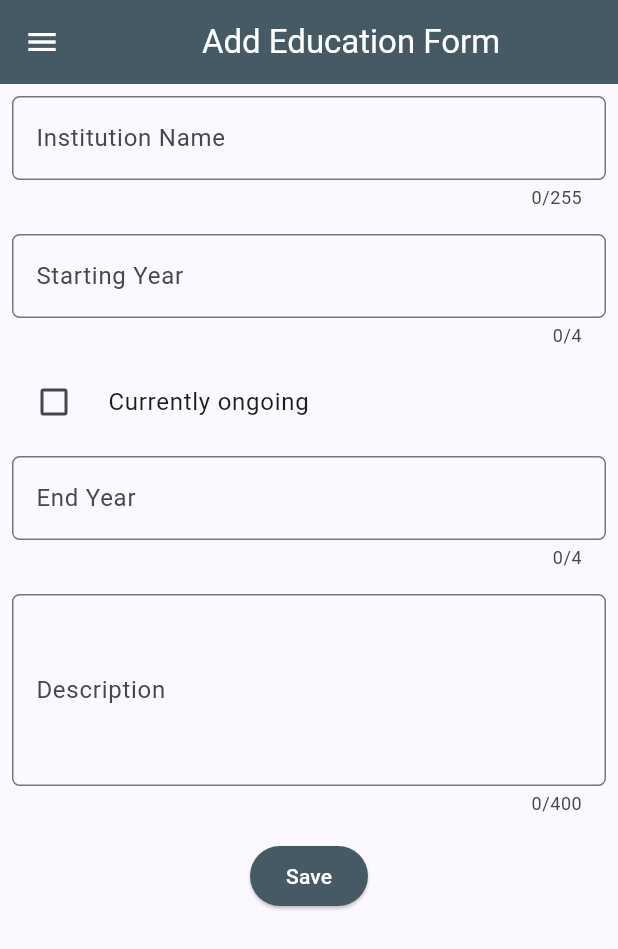
After one commit to paramitasan/myportofolio_mobile, a Flutter app: the EducationFormPage screen opened directly, on a phone screen of 412 x 824 dp. The commit adds this screen. Shown: the top 949 px of the screen. Run offline on Flutter 3.47's test engine with Material 3 defaults, Android fonts, the phone set to English and light mode, and no system bars.

Commit message:
feat: add education form and input widget + revise form restriction

```diff
--- /dev/null
+++ b/lib/screens/education_form.dart
@@ -0,0 +1,255 @@
+import 'package:flutter/material.dart';
+import 'package:myportofolio_mobile/widgets/left_drawer.dart';
+
+class EducationFormPage extends StatefulWidget {
+  const EducationFormPage({super.key});
+
+  @override
+  State<EducationFormPage> createState() => _EducationFormPageState();
+}
+
+class _EducationFormPageState extends State<EducationFormPage> {
+  final _formKey = GlobalKey<FormState>();
+
+  String _institutionName = "";
+  int? _startingYear;
+  int? _endYear;
+  String _description = "";
+  bool _isOngoing = false;
+
+  // Controllers to display picked dates in TextFormFields
+  final TextEditingController _endYearController = TextEditingController();
+
+  @override
+  void dispose() {
+    _endYearController.dispose();
+    super.dispose();
+  }
+
+  @override
+  Widget build(BuildContext context) {
+    return Scaffold(
+      appBar: AppBar(
+        title: const Center(
+          child: Text(
+            'Add Education Form',
+          ),
+        ),
+        backgroundColor: Colors.blueGrey.shade700,
+        foregroundColor: Colors.white,
+      ),
+
+      drawer: const LeftDrawer(),
+
+      body: Form(
+        key: _formKey,
+        child: SingleChildScrollView(
+          child: Column(
+            crossAxisAlignment: CrossAxisAlignment.start,
+            children: [
+              // === Institution Name ===
+              Padding(
+                padding: const EdgeInsets.all(8.0),
+                child: TextFormField(
+                  maxLength: 255,
+                  decoration: InputDecoration(
+                    hintText: "e.g. Universitas Indonesia",
+                    labelText: "Institution Name",
+                    border: OutlineInputBorder(
+                      borderRadius: BorderRadius.circular(5.0),
+                    ),
+                  ),
+                  onChanged: (String? value) {
+                    setState(() {
+                      _institutionName = value ?? "";
+                    });
+                  },
+                  validator: (String? value) {
+                    if (value == null || value.trim().isEmpty) {
+                      return "Enter an institution name.";
+                    }
+                    if (value.length > 255) {
+                      return "Institution name cannot exceed 255 characters.";
+                    }
+                    return null;
+                  },
+                ),
+              ),
+
+              // === Starting year ===
+              Padding(
+                padding: const EdgeInsets.all(8.0),
+                child: TextFormField(
+                  keyboardType: TextInputType.number,
+                  maxLength: 4,
+                  decoration: InputDecoration(
+                    hintText: "e.g. 2022",
+                    labelText: "Starting Year",
+                    border: OutlineInputBorder(
+                      borderRadius: BorderRadius.circular(5.0),
+                    ),
+                  ),
+                  onChanged: (String? value) {
+                    setState(() {
+                      _startingYear = int.tryParse(value ?? "");
+                    });
+                  },
+                  validator: (String? value) {
+                    if (value == null || value.trim().isEmpty) {
+                      return "Enter a starting year.";
+                    }
+                    final year = int.tryParse(value.trim());
+                    if (year == null || year < 2010 || year > 2100) {
+                      return "Enter a valid year between 2010 and 2100.";
+                    }
+                    return null;
+                  },
+                ),
+              ),
+
+              // === Ongoing toggle ===
+              CheckboxListTile(
+                title: const Text("Currently ongoing"),
+                value: _isOngoing,
+                controlAffinity: ListTileControlAffinity.leading,
+                onChanged: (bool? value) {
+                  setState(() {
+                    _isOngoing = value ?? false;
+                    if (_isOngoing) {
+                      _endYear = null;
+                      _endYearController.clear();
+                    }
+                  });
+                },
+              ),
+
+              // === End year ===
+              Padding(
+                padding: const EdgeInsets.all(8.0),
+                child: TextFormField(
+                  controller: _endYearController,
+                  enabled: !_isOngoing,
+                  keyboardType: TextInputType.number,
+                  maxLength: 4,
+                  decoration: InputDecoration(
+                    hintText: "e.g. 2026 (optional)",
+                    labelText: "End Year",
+                    border: OutlineInputBorder(
+                      borderRadius: BorderRadius.circular(5.0),
+                    ),
+                  ),
+                  onChanged: (String? value) {
+                    setState(() {
+                      _endYear = int.tryParse(value ?? "");
+                    });
+                  },
+                  validator: (String? value) {
+                    if (!_isOngoing && value != null && value.trim().isNotEmpty) {
+                      final year = int.tryParse(value.trim());
+                      if (year == null || year < 2010 || year > 2100) {
+                        return "Enter a valid year between 2010 and 2100.";
+                      }
+                      if (_startingYear != null && year < _startingYear!) {
+                        return "End year can't be before the starting year.";
+                      }
+                    }
+                    return null;
+                  },
+                ),
+              ),
+
+              // === Description ===
+              Padding(
+                padding: const EdgeInsets.all(8.0),
+                child: TextFormField(
+                  maxLines: 4,
+                  maxLength: 400,
+                  decoration: InputDecoration(
+                    hintText: "Description (max 400 chars)",
+                    labelText: "Description",
+                    border: OutlineInputBorder(
+                      borderRadius: BorderRadius.circular(5.0),
+                    ),
+                  ),
+                  onChanged: (String? value) {
+                    setState(() {
+                      _description = value ?? "";
+                    });
+                  },
+                  validator: (String? value) {
+                    if (value == null || value.trim().isEmpty) {
+                      return "Enter a description.";
+                    }
+                    if (value.length > 400) {
+                      return "Description cannot exceed 400 characters.";
+                    }
+                    return null;
+                  },
+                ),
+              ),
+
+              // === Save Button ===
+              Align(
+                alignment: Alignment.bottomCenter,
+                child: Padding(
+                  padding: const EdgeInsets.all(8.0),
+                  child: ElevatedButton(
+                    style: ButtonStyle(
+                      backgroundColor:
+                        WidgetStateProperty.all(Colors.blueGrey.shade700,),
+                    ),
+                    onPressed: () {
+                      if (_formKey.currentState!.validate()) {
+                        showDialog(
+                          context: context,
+                          builder: (context) {
+                            return AlertDialog(
+                              title: const Text('Education added successfully!'),
+                              content: SingleChildScrollView(
+                                child: Column(
+                                  crossAxisAlignment: CrossAxisAlignment.start,
+                                  children: [
+                                    Text('Institution: $_institutionName'),
+                                    Text('Starting Year: $_startingYear'),
+                                    Text('End Year: ${_endYear ?? '-'}'),
+                                    Text('Description: $_description'),
+                                  ],
+                                ),
+                              ),
+                              actions: [
+                                TextButton(
+                                  child: const Text('OK'),
+                                  onPressed: () {
+                                    Navigator.pop(context);
+                                    _formKey.currentState!.reset();
+                                    setState(() {
+                                      _institutionName = "";
+                                      _startingYear = null;
+                                      _endYear = null;
+                                      _description = "";
+                                      _isOngoing = false;
+                                      _endYearController.clear();
+                                    });
+                                  },
+                                ),
+                              ],
+                            );
+                          },
+                        );
+                      }
+                    },
+                    child: const Text(
+                      "Save",
+                      style: TextStyle(color: Colors.white),
+                    ),
+                  ),
+                ),
+              ),
+            ],
+          ),
+
+        ),
+      ),
+    );
+  }
+}
--- a/lib/screens/experience_form.dart
+++ b/lib/screens/experience_form.dart
@@ -48,7 +48,7 @@ class _ExperienceFormPageState extends State<ExperienceFormPage> {
     final picked = await showDatePicker(
       context: context,
       initialDate: initialDate,
-      firstDate: DateTime(1950),
+      firstDate: DateTime(2010),
       lastDate: DateTime(2100),
     );
 
```
